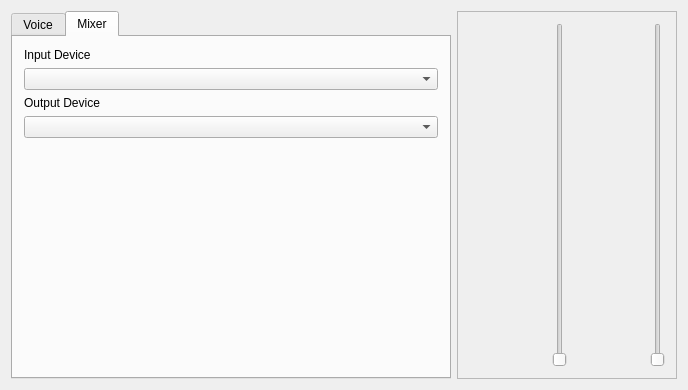
Qt form mqt/mqtKeyer/KeyerMain.ui (zsteva/backup-minos2) before a commit.
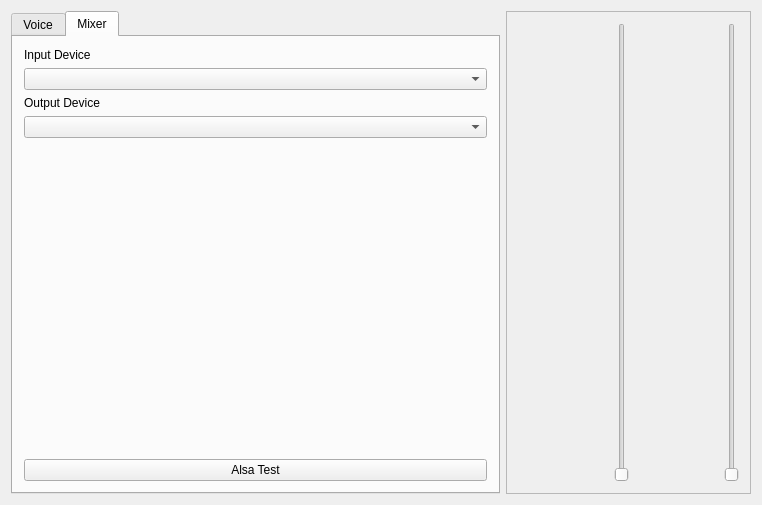
The same form after that commit. The open tabs and pages were chosen to show the change. Custom widgets are drawn as their Qt base class.

Commit message: Some attempts to sort alsa

```diff
--- a/mqt/mqtKeyer/KeyerMain.ui
+++ b/mqt/mqtKeyer/KeyerMain.ui
@@ -6,8 +6,8 @@
    <rect>
     <x>0</x>
     <y>0</y>
-    <width>688</width>
-    <height>390</height>
+    <width>762</width>
+    <height>505</height>
    </rect>
   </property>
   <property name="windowTitle">
@@ -330,6 +330,13 @@
           </property>
          </spacer>
         </item>
+        <item>
+         <widget class="QPushButton" name="pushButton">
+          <property name="text">
+           <string>Alsa Test</string>
+          </property>
+         </widget>
+        </item>
        </layout>
       </widget>
      </widget>
```
Left out of the diff: 2 changed lines with no effect on the pictures. The commit also changes 4 other files.
